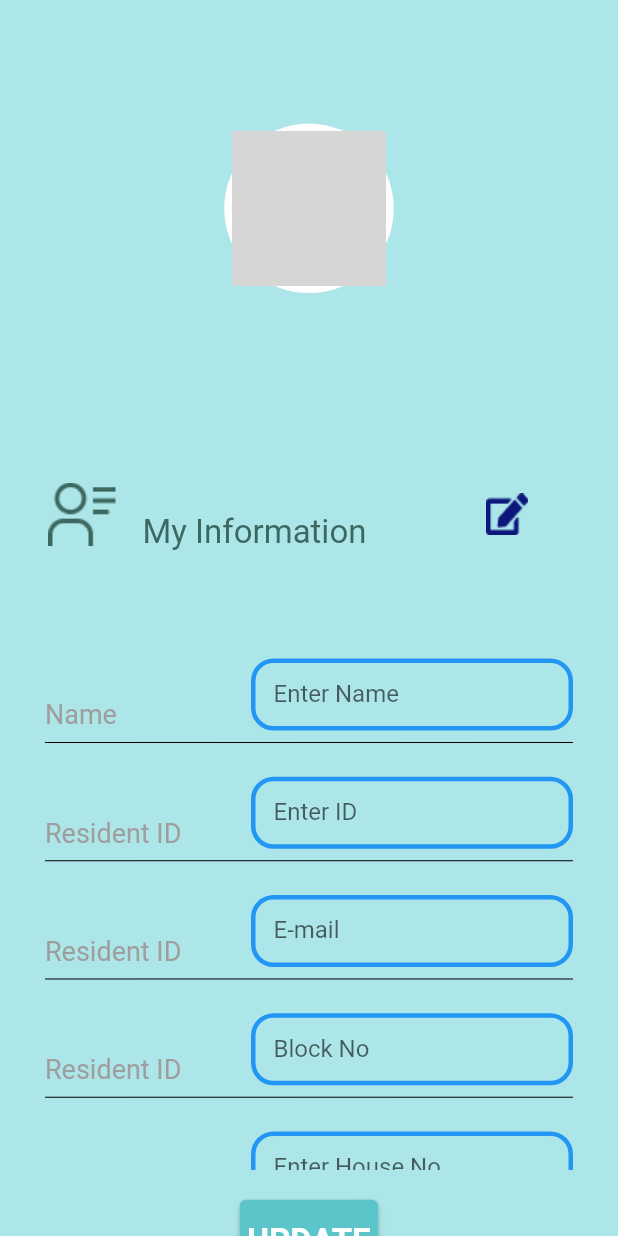
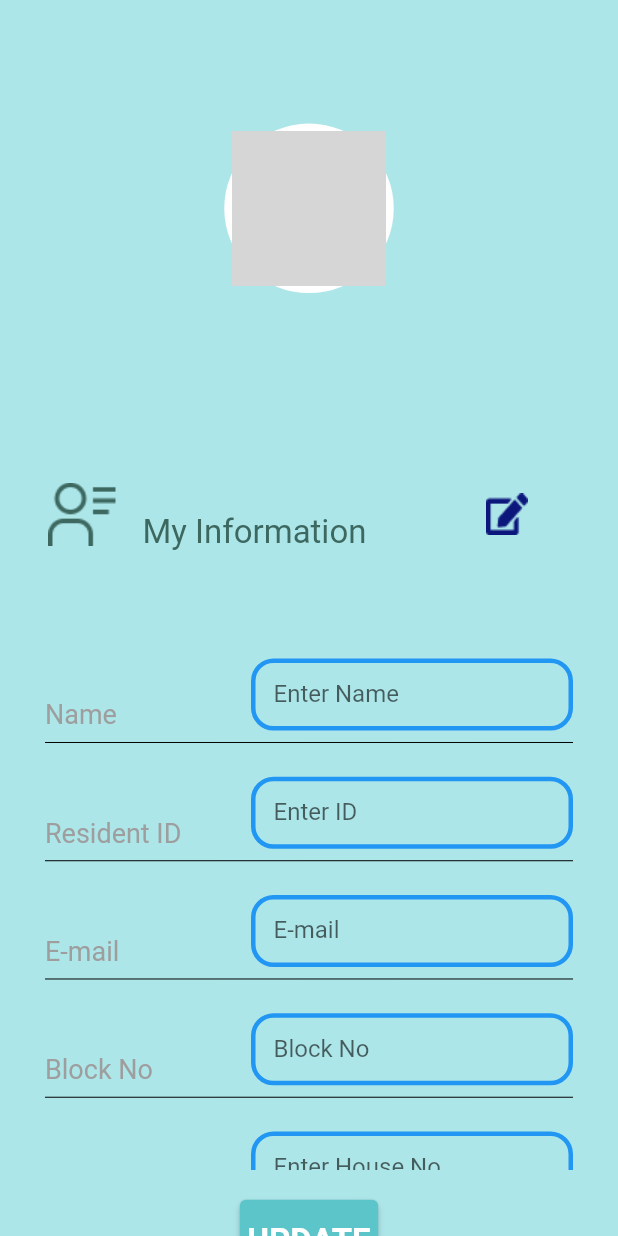
Before and after one commit to Kasunm12/Apartment-service-solution, a Flutter app: the MyInformationEdit screen opened directly, after a tap on "UPDATE", on a phone screen of 412 x 824 dp. Run offline on Flutter 3.47's test engine with Material 2 defaults, Android fonts, the phone set to English and light mode, and no system bars; our stand-ins replace convex_bottom_bar, dio, flutter_spinkit, get; network calls fail; grey boxes are pictures that could not be loaded.

Commit message:
profile update commit

```diff
--- a/lib/screens/complaints_screen.dart
+++ b/lib/screens/complaints_screen.dart
@@ -35,6 +35,7 @@ class _ComplaintState extends State<Complaint> {
           })
       );
       Map<String, dynamic> responseJson = json.decode(response.toString());
+      print("****************");
       print(responseJson['data']);
       setState(() {
         Complaints = responseJson['data'];
--- a/lib/screens/my_information_edit.dart
+++ b/lib/screens/my_information_edit.dart
@@ -31,7 +31,7 @@ class _MyInformationEditState extends State<MyInformationEdit> {
           data: {
             "name" : _name,
             "resident_id" : _id,
-            "email" : "bghostsproductions97@gmail.com",
+            "email" : _email,
             "block_number" : Block_number,
             "house_number" : _houseNo,
             "phone_number" : _phoneNo,
@@ -53,7 +53,7 @@ class _MyInformationEditState extends State<MyInformationEdit> {
 
   Future myinfor()  async{
     try {
-      var response = await Dio().get(Base_API + "/resident/"+id,
+      var response = await Dio().get(Base_API + "/resident/62b0a8d6668575cf5c2a1e59",//+id,
           options: Options(headers: {
             'Authorization': token, //HEADERS
           }));
@@ -69,6 +69,7 @@ class _MyInformationEditState extends State<MyInformationEdit> {
         DOB = response.data['data']['dob'];
         Occupation = response.data['data']['occupation'];
       });
+      print(response);
     } on DioError catch (e) {
       debugPrint("error:${e.toString()}");
     }
@@ -248,7 +249,7 @@ class _MyInformationEditState extends State<MyInformationEdit> {
                             Container(
                                 width: width / 3,
                                 child: Text(
-                                  "Resident ID",
+                                  "E-mail",
                                   style: TextStyle(
                                       fontSize: 18, color: Colors.grey),
                                 )),
@@ -287,7 +288,7 @@ class _MyInformationEditState extends State<MyInformationEdit> {
                             Container(
                                 width: width / 3,
                                 child: Text(
-                                  "Resident ID",
+                                  "Block No",
                                   style: TextStyle(
                                       fontSize: 18, color: Colors.grey),
                                 )),
```
